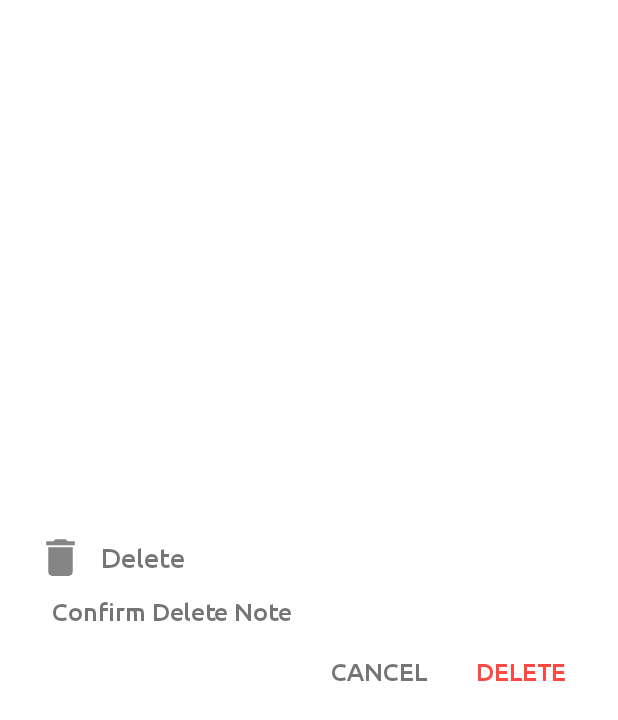
After one commit to tahahashmat/MobileLab3, an Android app: the layout layout_delete_note.xml on its own in the app's theme, with its tools: preview values and no code run, on a phone screen of 412 x 824 dp. The commit adds this screen. Shown: the top 720 px of the screen. Run offline under Robolectric (Android 15) with nearby library versions, the phone set to English and light mode, and no system bars.

Commit message:
delete function

```diff
--- /dev/null
+++ b/app/src/main/res/drawable-anydpi/ic_delete.xml
@@ -0,0 +1,11 @@
+<vector xmlns:android="http://schemas.android.com/apk/res/android"
+    android:width="24dp"
+    android:height="24dp"
+    android:viewportWidth="24"
+    android:viewportHeight="24"
+    android:tint="#333333"
+    android:alpha="0.6">
+  <path
+      android:fillColor="@android:color/white"
+      android:pathData="M6,19c0,1.1 0.9,2 2,2h8c1.1,0 2,-0.9 2,-2V7H6v12zM19,4h-3.5l-1,-1h-5l-1,1H5v2h14V4z"/>
+</vector>
--- /dev/null
+++ b/app/src/main/res/layout/layout_delete_note.xml
@@ -0,0 +1,86 @@
+<?xml version="1.0" encoding="utf-8"?>
+<androidx.constraintlayout.widget.ConstraintLayout xmlns:android="http://schemas.android.com/apk/res/android"
+    android:layout_width="match_parent"
+    android:layout_height="wrap_content"
+    xmlns:app="http://schemas.android.com/apk/res-auto"
+    android:id="@+id/deleteNoteContainer"
+    android:layout_gravity="center"
+    android:layout_margin="@dimen/_10sdp">
+    <ImageView
+        android:id="@+id/deleteNoteImage"
+        android:layout_width="@dimen/_25sdp"
+        android:layout_height="@dimen/_25sdp"
+        android:layout_marginStart="@dimen/_8sdp"
+        android:layout_marginTop="@dimen/_8sdp"
+        android:contentDescription="@string/app_name"
+        android:src="@drawable/ic_delete"
+        app:layout_constraintStart_toStartOf="parent"
+        app:layout_constraintTop_toTopOf="parent"/>
+    <TextView
+        android:layout_width="0dp"
+        android:layout_height="wrap_content"
+        android:layout_marginStart="@dimen/_8sdp"
+        android:layout_marginEnd="@dimen/_8sdp"
+        android:fontFamily="@font/ubuntu_medium"
+        android:includeFontPadding="false"
+        android:text="@string/delete_note"
+        android:textSize="@dimen/_14ssp"
+        app:layout_constraintBottom_toBottomOf="@+id/deleteNoteImage"
+        app:layout_constraintEnd_toEndOf="parent"
+        app:layout_constraintStart_toEndOf="@+id/deleteNoteImage"
+        app:layout_constraintTop_toTopOf="@id/deleteNoteImage" />
+    <TextView
+        android:layout_width="match_parent"
+        android:layout_height="wrap_content"
+        android:id="@+id/textDeleteMessage"
+        android:layout_marginStart="@dimen/_8sdp"
+        android:layout_marginEnd="@dimen/_8sdp"
+        android:layout_marginTop="@dimen/_8sdp"
+        android:fontFamily="@font/ubuntu_medium"
+        android:gravity="center_vertical"
+        android:includeFontPadding="false"
+        android:paddingStart="@dimen/_8sdp"
+        android:paddingEnd="@dimen/_8sdp"
+        android:text="Confirm Delete Note"
+        android:textSize="@dimen/_13ssp"
+        app:layout_constraintTop_toBottomOf="@+id/deleteNoteImage"/>
+    <TextView
+        android:layout_width="wrap_content"
+        android:layout_height="wrap_content"
+        android:layout_marginTop="@dimen/_8sdp"
+        android:layout_marginEnd="@dimen/_8sdp"
+        android:id="@+id/textDeleteNote"
+        android:layout_marginBottom="@dimen/_8sdp"
+        android:fontFamily="@font/ubuntu_medium"
+        android:includeFontPadding="false"
+        android:padding="@dimen/_8sdp"
+        android:text="@string/delete_note"
+        android:textColor="@color/colorDelete"
+        android:textAllCaps="true"
+        android:textSize="@dimen/_13ssp"
+        app:layout_constraintBottom_toBottomOf="parent"
+        app:layout_constraintEnd_toEndOf="parent"
+        app:layout_constraintTop_toBottomOf="@id/textDeleteMessage"/>
+
+    <TextView
+        android:layout_width="wrap_content"
+        android:layout_height="wrap_content"
+        android:layout_marginTop="@dimen/_8sdp"
+        android:layout_marginEnd="@dimen/_8sdp"
+        android:id="@+id/cancelDeleteNote"
+        android:layout_marginBottom="@dimen/_8sdp"
+        android:fontFamily="@font/ubuntu_medium"
+        android:includeFontPadding="false"
+        android:padding="@dimen/_8sdp"
+        android:text="CANCEL"
+        android:textAllCaps="true"
+        android:textSize="@dimen/_13ssp"
+        app:layout_constraintBottom_toBottomOf="parent"
+        app:layout_constraintEnd_toStartOf="@id/textDeleteNote"
+        app:layout_constraintTop_toBottomOf="@id/textDeleteMessage"/>
+
+
+
+
+
+</androidx.constraintlayout.widget.ConstraintLayout>
--- a/app/src/main/res/values/strings.xml
+++ b/app/src/main/res/values/strings.xml
@@ -1,4 +1,5 @@
 <resources>
     <string name="app_name">NoteMe</string>
     <string name="add_image">Add Image</string>
+    <string name="delete_note">Delete</string>
 </resources>
```
Also changed, not shown: app/src/main/java/com/uoit/noteme/activites/CreateNoteActivity.java (+58 -1 lines), app/src/main/java/com/uoit/noteme/activites/MainActivity.java (+11 -4 lines), app/src/main/res/layout/layout_colour.xml (+33 -4 lines), app/src/main/res/drawable-hdpi/ic_delete.png (added), app/src/main/res/drawable-mdpi/ic_delete.png (added), app/src/main/res/drawable-xhdpi/ic_delete.png (added), app/src/main/res/drawable-xxhdpi/ic_delete.png (added).
